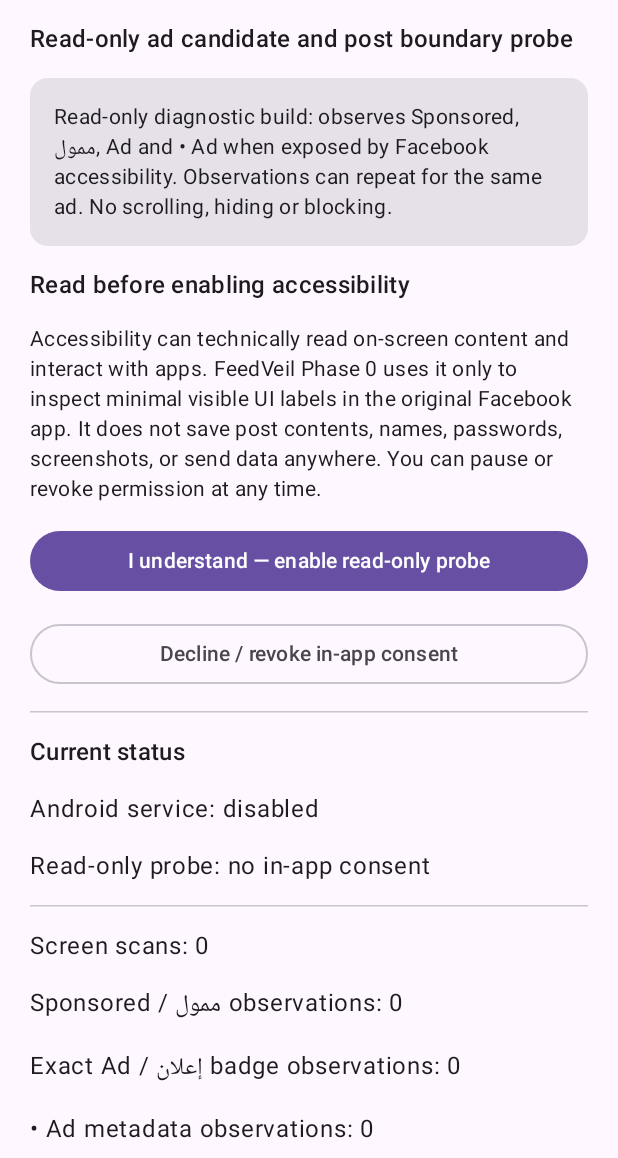
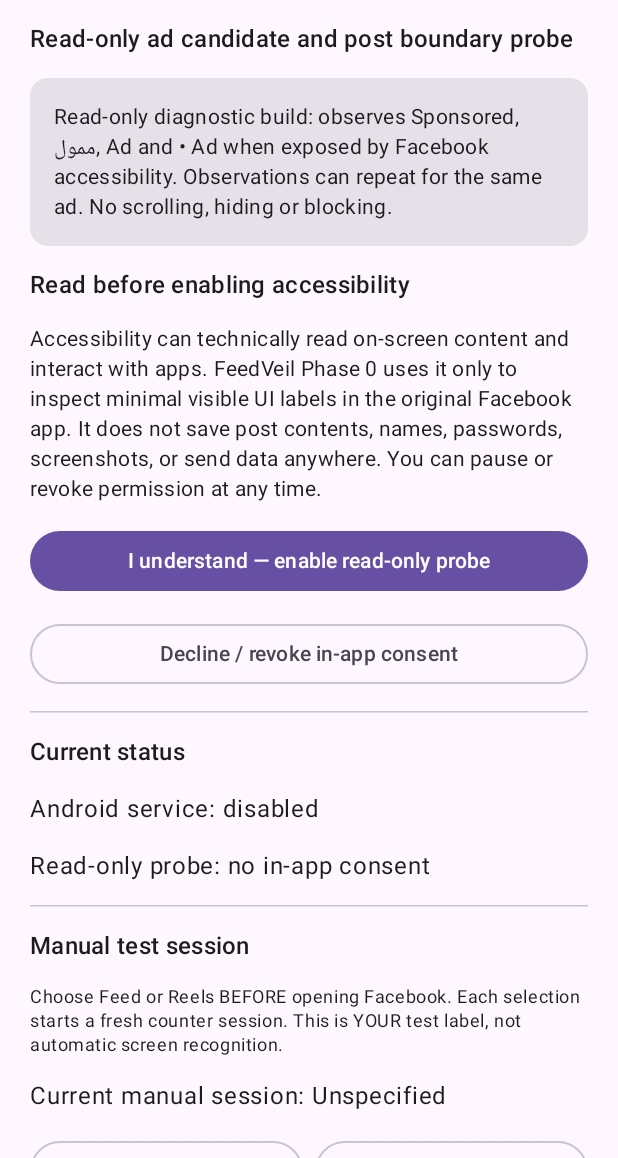
Before and after one commit to abdulrahmanal-saeed/FeedVeil, an Android app built with Jetpack Compose: the screen it shows after launch (MainActivity), on a phone screen of 412 x 824 dp, the part 78-1236 px from its top. Run offline under Robolectric (Android 15) with nearby library versions, the phone set to English and light mode, and no system bars.

Commit message:
feat(phase1): separate owner-labeled Feed and Reels test sessions safely

```diff
--- a/app/src/main/java/com/abdulrahmanalsaeed/feedveil/MainActivity.kt
+++ b/app/src/main/java/com/abdulrahmanalsaeed/feedveil/MainActivity.kt
@@ -35,6 +35,7 @@ import androidx.compose.ui.Modifier
 import androidx.compose.ui.res.stringResource
 import androidx.compose.ui.unit.dp
 import com.abdulrahmanalsaeed.feedveil.probe.LocalProbeStore
+import com.abdulrahmanalsaeed.feedveil.probe.ManualTestMode
 import com.abdulrahmanalsaeed.feedveil.probe.ProbeSnapshot
 import com.abdulrahmanalsaeed.feedveil.service.FacebookProbeService
 import java.text.DateFormat
@@ -80,6 +81,10 @@ class MainActivity : ComponentActivity() {
                         onReset = {
                             LocalProbeStore.resetCounters(this)
                             refreshCounter++
+                        },
+                        onBeginTest = { mode ->
+                            LocalProbeStore.beginManualTest(this, mode)
+                            refreshCounter++
                         }
                     )
                 }
@@ -111,7 +116,8 @@ private fun Phase0Screen(
     onSettings: () -> Unit,
     onPauseResume: () -> Unit,
     onRefresh: () -> Unit,
-    onReset: () -> Unit
+    onReset: () -> Unit,
+    onBeginTest: (ManualTestMode) -> Unit
 ) {
     Column(
         modifier = Modifier.fillMaxSize()
@@ -165,6 +171,41 @@ private fun Phase0Screen(
         }
 
         HorizontalDivider()
+        Text(stringResource(R.string.manual_test_title), style = MaterialTheme.typography.titleMedium)
+        Text(stringResource(R.string.manual_test_explanation), style = MaterialTheme.typography.bodySmall)
+        Text(
+            stringResource(
+                when (snapshot.manualTestMode) {
+                    ManualTestMode.FEED -> R.string.manual_selected_feed
+                    ManualTestMode.REELS -> R.string.manual_selected_reels
+                    ManualTestMode.UNSPECIFIED -> R.string.manual_selected_unspecified
+                }
+            )
+        )
+        Row(modifier = Modifier.fillMaxWidth(), horizontalArrangement = Arrangement.spacedBy(8.dp)) {
+            if (snapshot.manualTestMode == ManualTestMode.FEED) {
+                Button(onClick = { onBeginTest(ManualTestMode.FEED) }, modifier = Modifier.weight(1f)) {
+                    Text(stringResource(R.string.manual_feed))
+                }
+            } else {
+                OutlinedButton(onClick = { onBeginTest(ManualTestMode.FEED) }, modifier = Modifier.weight(1f)) {
+                    Text(stringResource(R.string.manual_feed))
+                }
+            }
+            if (snapshot.manualTestMode == ManualTestMode.REELS) {
+                Button(onClick = { onBeginTest(ManualTestMode.REELS) }, modifier = Modifier.weight(1f)) {
+                    Text(stringResource(R.string.manual_reels))
+                }
+            } else {
+                OutlinedButton(onClick = { onBeginTest(ManualTestMode.REELS) }, modifier = Modifier.weight(1f)) {
+                    Text(stringResource(R.string.manual_reels))
+                }
+            }
+        }
+        OutlinedButton(onClick = { onBeginTest(ManualTestMode.UNSPECIFIED) }, modifier = Modifier.fillMaxWidth()) {
+            Text(stringResource(R.string.manual_unspecified))
+        }
+        HorizontalDivider()
         Text(stringResource(R.string.scans, snapshot.completedScans))
         Text(stringResource(R.string.markers, snapshot.markerObservations))
         Text(stringResource(R.string.ad_badges, snapshot.adBadgeObservations))
--- a/app/src/main/java/com/abdulrahmanalsaeed/feedveil/probe/LocalProbeStore.kt
+++ b/app/src/main/java/com/abdulrahmanalsaeed/feedveil/probe/LocalProbeStore.kt
@@ -27,12 +27,24 @@ object LocalProbeStore {
     private const val FEED_SCANS = "phase1_feed_hint_scans"
     private const val REELS_SCANS = "phase1_reels_hint_scans"
     private const val UNKNOWN_SCANS = "phase1_unknown_hint_scans"
+    private const val MANUAL_TEST_MODE = "phase1_manual_test_mode"
+    private const val SESSION_REVISION = "phase1_session_revision"
 
     private fun prefs(context: Context) =
         context.applicationContext.getSharedPreferences(FILE, Context.MODE_PRIVATE)
 
     fun isConsented(context: Context) = prefs(context).getBoolean(CONSENT, false)
     fun isActive(context: Context) = prefs(context).getBoolean(ACTIVE, false)
+
+    fun currentSessionRevision(context: Context) = prefs(context).getLong(SESSION_REVISION, 0L)
+
+    /** Selection is supplied by the user, not inferred from Facebook. Clears old counters. */
+    @Synchronized
+    fun beginManualTest(context: Context, mode: ManualTestMode) {
+        val p = prefs(context)
+        p.edit().putString(MANUAL_TEST_MODE, mode.name).commit()
+        resetCounters(context)
+    }
 
     @Synchronized
     fun grantReadOnlyConsent(context: Context) {
@@ -101,6 +113,7 @@ object LocalProbeStore {
             .remove(FEED_SCANS)
             .remove(REELS_SCANS)
             .remove(UNKNOWN_SCANS)
+            .putLong(SESSION_REVISION, prefs(context).getLong(SESSION_REVISION, 0L) + 1L)
             .apply()
     }
 
@@ -109,6 +122,7 @@ object LocalProbeStore {
         return ProbeSnapshot(
             consented = p.getBoolean(CONSENT, false),
             active = p.getBoolean(ACTIVE, false),
+            manualTestMode = ManualTestMode.fromStored(p.getString(MANUAL_TEST_MODE, null)),
             eligibleEvents = p.getLong(EVENTS, 0L),
             completedScans = p.getLong(SCANS, 0L),
             markerObservations = p.getLong(LABELS, 0L),
--- /dev/null
+++ b/app/src/main/java/com/abdulrahmanalsaeed/feedveil/probe/ManualTestMode.kt
@@ -0,0 +1,16 @@
+package com.abdulrahmanalsaeed.feedveil.probe
+
+/**
+ * User-provided label for a manually supervised test session.
+ * NEVER interpreted as automatic Facebook screen detection or ad confidence.
+ */
+enum class ManualTestMode {
+    UNSPECIFIED,
+    FEED,
+    REELS;
+
+    companion object {
+        fun fromStored(value: String?): ManualTestMode =
+            entries.firstOrNull { it.name == value } ?: UNSPECIFIED
+    }
+}
--- a/app/src/main/java/com/abdulrahmanalsaeed/feedveil/probe/ProbeSnapshot.kt
+++ b/app/src/main/java/com/abdulrahmanalsaeed/feedveil/probe/ProbeSnapshot.kt
@@ -3,6 +3,7 @@ package com.abdulrahmanalsaeed.feedveil.probe
 data class ProbeSnapshot(
     val consented: Boolean,
     val active: Boolean,
+    val manualTestMode: ManualTestMode,
     val eligibleEvents: Long,
     val completedScans: Long,
     val markerObservations: Long,
--- a/app/src/main/res/values/strings.xml
+++ b/app/src/main/res/values/strings.xml
@@ -33,6 +33,14 @@
     <string name="no_scans">No scans yet</string>
     <string name="privacy_footer">Only aggregated counters and your local consent/pause settings are stored. No Facebook content is retained. Not affiliated with Meta.</string>
     <string name="testing_hint">To test, grant access, open the original Facebook app, scroll manually, return here and tap Refresh. Record your observations manually using the Phase 0 test sheet.</string>
+    <string name="manual_test_title">Manual test session</string>
+    <string name="manual_test_explanation">Choose Feed or Reels BEFORE opening Facebook. Each selection starts a fresh counter session. This is YOUR test label, not automatic screen recognition.</string>
+    <string name="manual_selected_feed">Current manual session: Feed (user selected)</string>
+    <string name="manual_selected_reels">Current manual session: Reels (user selected)</string>
+    <string name="manual_selected_unspecified">Current manual session: Unspecified</string>
+    <string name="manual_feed">Start Feed test</string>
+    <string name="manual_reels">Start Reels test</string>
+    <string name="manual_unspecified">Clear session label &amp; reset counters</string>
     <string name="phase1_heading">Phase 1 — Candidate post association</string>
     <string name="phase1_note">Only provisional containers, not verified ads. Placement clusters are not unique ads. No automatic actions.</string>
     <string name="phase1_provisional">Provisional post-container observations: %1$d</string>
```
Also changed, not shown: app/src/main/java/com/abdulrahmanalsaeed/feedveil/service/FacebookProbeService.kt (+7 -0 lines), 3 other files.
